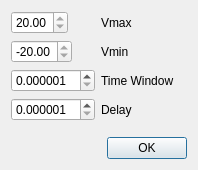
Qt form Desktop_Interface/ui_files_desktop/scoperangeenterdialog.ui (EspoTek/Labrador) before a commit.
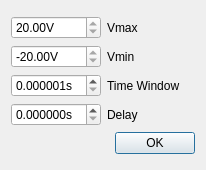
The same form after that commit. Custom widgets are drawn as their Qt base class.

Commit message: scopeRangeEnterDialog spinboxes promoted to espoSpinBox

Diff of the .ui file:
```diff
--- a/Desktop_Interface/ui_files_desktop/scoperangeenterdialog.ui
+++ b/Desktop_Interface/ui_files_desktop/scoperangeenterdialog.ui
@@ -6,7 +6,7 @@
    <rect>
     <x>0</x>
     <y>0</y>
-    <width>198</width>
+    <width>206</width>
     <height>170</height>
    </rect>
   </property>
@@ -17,9 +17,12 @@
    <item>
     <layout class="QVBoxLayout" name="verticalLayout">
      <item>
-      <layout class="QFormLayout" name="formLayout">
+      <layout class="QGridLayout" name="gridLayout">
        <item row="0" column="0">
-        <widget class="voltageSpinBox" name="vMaxBox">
+        <widget class="espoSpinBox" name="vMaxBox">
+         <property name="suffix">
+          <string>V</string>
+         </property>
          <property name="minimum">
           <double>20.000000000000000</double>
          </property>
@@ -36,7 +39,10 @@
         </widget>
        </item>
        <item row="1" column="0">
-        <widget class="voltageSpinBox" name="vMinBox">
+        <widget class="espoSpinBox" name="vMinBox">
+         <property name="suffix">
+          <string>V</string>
+         </property>
          <property name="minimum">
           <double>-20.000000000000000</double>
          </property>
@@ -53,7 +59,10 @@
         </widget>
        </item>
        <item row="2" column="0">
-        <widget class="voltageSpinBox" name="timeWindowBox">
+        <widget class="espoSpinBox" name="timeWindowBox">
+         <property name="suffix">
+          <string>s</string>
+         </property>
          <property name="decimals">
           <number>6</number>
          </property>
@@ -73,16 +82,22 @@
         </widget>
        </item>
        <item row="3" column="0">
-        <widget class="voltageSpinBox" name="delayBox">
+        <widget class="espoSpinBox" name="delayBox">
+         <property name="suffix">
+          <string>s</string>
+         </property>
          <property name="decimals">
           <number>6</number>
          </property>
          <property name="minimum">
-          <double>0.000001000000000</double>
+          <double>0.000000000000000</double>
          </property>
          <property name="maximum">
           <double>10.000000000000000</double>
          </property>
+         <property name="value">
+          <double>0.000000000000000</double>
+         </property>
         </widget>
        </item>
        <item row="3" column="1">
@@ -110,13 +125,9 @@
  </widget>
  <customwidgets>
   <customwidget>
-   <class>voltageSpinBox</class>
+   <class>espoSpinBox</class>
    <extends>QDoubleSpinBox</extends>
-   <header location="global">voltagespinbox.h</header>
-   <slots>
-    <slot>setMin(double)</slot>
-    <slot>setMax(double)</slot>
-   </slots>
+   <header location="global">espospinbox.h</header>
   </customwidget>
  </customwidgets>
  <resources/>
```
